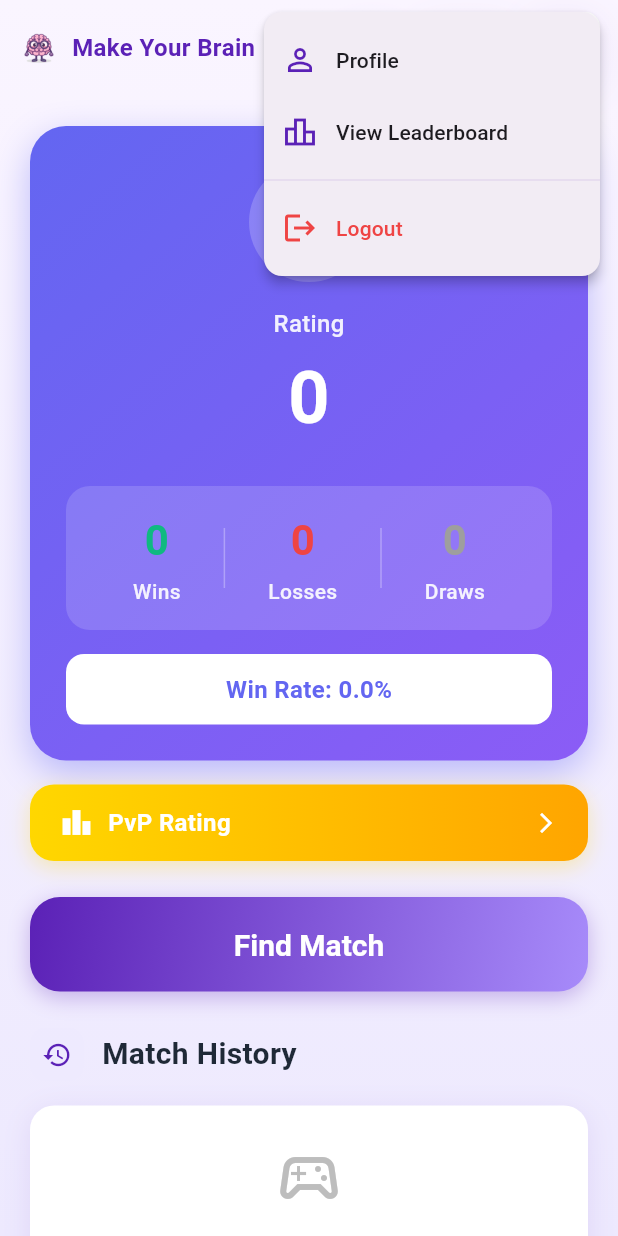
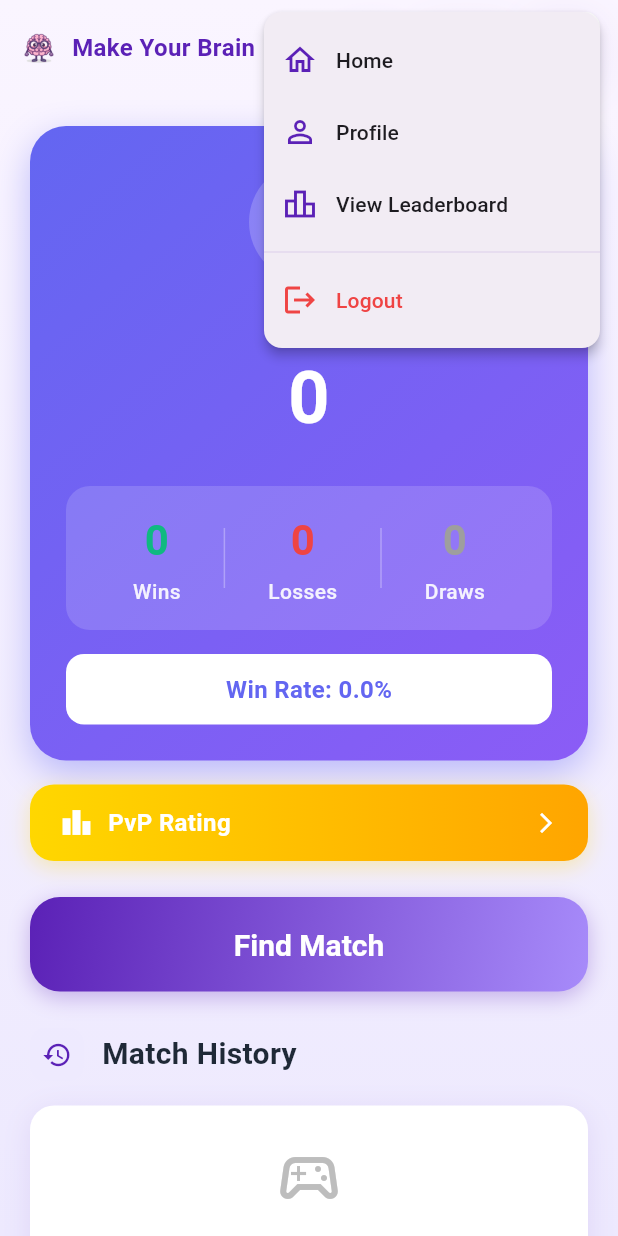
Before and after one commit to PatoucheH/MakeYourBrain, a Flutter app: the PvPMenuPage screen opened directly, after a tap on the "menu" icon, on a phone screen of 412 x 824 dp. Run offline on Flutter 3.47's test engine with Material 3 defaults, Android fonts, the phone set to English and light mode, and no system bars; our stand-ins replace shared_preferences, supabase_flutter; accounts and stored records are empty; network calls fail.

Commit message:
Add : Home on menu Fix : try to fix notification for PvP

```diff
--- a/flutter_app/lib/features/leaderboard/presentation/pages/leaderboard_page.dart
+++ b/flutter_app/lib/features/leaderboard/presentation/pages/leaderboard_page.dart
@@ -310,7 +310,7 @@ class _LeaderboardPageState extends State<LeaderboardPage>
           child: Column(
             children: [
               // Custom AppBar
-              const BrainAppBar(),
+              const BrainAppBar(currentPage: AppPage.leaderboard),
 
               // My Rank Card
               if (!isLoading && (myGlobalRank != null || myWeeklyRank != null || myThemeRank != null))
--- a/flutter_app/lib/features/profile/presentation/pages/profile_page.dart
+++ b/flutter_app/lib/features/profile/presentation/pages/profile_page.dart
@@ -152,7 +152,7 @@ class _ProfilePageState extends State<ProfilePage> {
         child: SafeArea(
           child: Column(
             children: [
-              const BrainAppBar(),
+              const BrainAppBar(currentPage: AppPage.profile),
               Expanded(
                 child: RefreshIndicator(
                   onRefresh: loadProfile,
--- a/flutter_app/lib/features/pvp/data/repositories/pvp_repository.dart
+++ b/flutter_app/lib/features/pvp/data/repositories/pvp_repository.dart
@@ -160,6 +160,7 @@ class PvPRepository {
   Future<List<PvPMatchModel>> getMyMatches(
     String userId, {
     int limit = 20,
+    int offset = 0,
   }) async {
     try {
       final response = await _supabase
@@ -167,7 +168,7 @@ class PvPRepository {
           .select()
           .or('player1_id.eq.$userId,player2_id.eq.$userId')
           .order('created_at', ascending: false)
-          .limit(limit);
+          .range(offset, offset + limit - 1);
 
       return (response as List)
           .map((json) => PvPMatchModel.fromJson(json))
--- a/flutter_app/lib/features/pvp/presentation/pages/pvp_menu_page.dart
+++ b/flutter_app/lib/features/pvp/presentation/pages/pvp_menu_page.dart
@@ -29,6 +29,9 @@ class _PvPMenuPageState extends State<PvPMenuPage> with RouteAware {
   int draws = 0;
   List<PvPMatchModel> matchHistory = [];
   List<PvPMatchModel> activeMatches = [];
+  bool _hasMoreHistory = true;
+  bool _isLoadingMore = false;
+  static const int _historyPageSize = 10;
 
   @override
   void initState() {
@@ -62,7 +65,7 @@ class _PvPMenuPageState extends State<PvPMenuPage> with RouteAware {
       // Load stats and match history in parallel
       final results = await Future.wait([
         _pvpRepo.getPlayerPvPStats(userId),
-        _pvpRepo.getMyMatches(userId, limit: 10),
+        _pvpRepo.getMyMatches(userId, limit: _historyPageSize),
         _pvpRepo.getActiveMatches(userId),
       ]);
 
@@ -77,12 +80,37 @@ class _PvPMenuPageState extends State<PvPMenuPage> with RouteAware {
         draws = stats['draws'] ?? 0;
         matchHistory = history;
         activeMatches = active;
+        _hasMoreHistory = history.length >= _historyPageSize;
         isLoading = false;
       });
     } catch (e) {
       debugPrint('Error loading PvP data: $e');
       setState(() => isLoading = false);
     }
+  }
+
+  Future<void> _loadMoreHistory() async {
+    if (_isLoadingMore || !_hasMoreHistory) return;
+    final userId = _authRepo.getCurrentUserId();
+    if (userId == null) return;
+
+    setState(() => _isLoadingMore = true);
+    try {
+      final moreMatches = await _pvpRepo.getMyMatches(
+        userId,
+        limit: _historyPageSize,
+        offset: matchHistory.length,
+      );
+      setState(() {
+        matchHistory.addAll(moreMatches);
+        _hasMoreHistory = moreMatches.length >= _historyPageSize;
+        _isLoadingMore = false;
+      });
+    } catch (e) {
+      debugPrint('Error loading more history: $e');
+      setState(() => _isLoadingMore = false);
+    }
+
   }
 
   int get totalGames => wins + losses + draws;
@@ -555,6 +583,23 @@ class _PvPMenuPageState extends State<PvPMenuPage> with RouteAware {
           _buildEmptyHistoryCard(l10n)
         else
           ...matchHistory.map((match) => _buildMatchHistoryItem(match, l10n)),
+
+        if (_hasMoreHistory && matchHistory.isNotEmpty)
+          Padding(
+            padding: const EdgeInsets.only(top: 12),
+            child: Center(
+              child: TextButton(
+                onPressed: _isLoadingMore ? null : _loadMoreHistory,
+                child: _isLoadingMore
+                    ? const SizedBox(
+                        width: 20,
+                        height: 20,
+                        child: CircularProgressIndicator(strokeWidth: 2),
+                      )
+                    : Text(l10n.loadMore),
+              ),
+            ),
+          ),
       ],
     );
   }
--- a/flutter_app/lib/features/quiz/presentation/pages/home_page.dart
+++ b/flutter_app/lib/features/quiz/presentation/pages/home_page.dart
@@ -223,7 +223,7 @@ class _HomePageState extends State<HomePage> {
           child: Column(
             children: [
               // Custom AppBar
-              const BrainAppBar(),
+              const BrainAppBar(currentPage: AppPage.home),
 
               // Content
               Expanded(
--- a/flutter_app/lib/l10n/app_en.arb
+++ b/flutter_app/lib/l10n/app_en.arb
@@ -229,5 +229,9 @@
   "youWon": "You won!",
   "youLost": "You lost!",
   "matchDrew": "It's a draw!",
-  "seeResults": "See results"
+  "seeResults": "See results",
+  "loadMore": "Load more",
+  "home": "Home",
+  "loadingQuestions": "Loading questions...",
+  "back": "Back"
 }
--- a/flutter_app/lib/l10n/app_fr.arb
+++ b/flutter_app/lib/l10n/app_fr.arb
@@ -201,5 +201,9 @@
   "youWon": "Vous avez gagné !",
   "youLost": "Vous avez perdu !",
   "matchDrew": "Match nul !",
-  "seeResults": "Voir les résultats"
+  "seeResults": "Voir les résultats",
+  "loadMore": "Charger plus",
+  "home": "Accueil",
+  "loadingQuestions": "Chargement des questions...",
+  "back": "Retour"
 }
--- a/flutter_app/lib/l10n/app_localizations.dart
+++ b/flutter_app/lib/l10n/app_localizations.dart
@@ -1159,6 +1159,30 @@ abstract class AppLocalizations {
   /// In en, this message translates to:
   /// **'See results'**
   String get seeResults;
+
+  /// No description provided for @loadMore.
+  ///
+  /// In en, this message translates to:
+  /// **'Load more'**
+  String get loadMore;
+
+  /// No description provided for @home.
+  ///
+  /// In en, this message translates to:
+  /// **'Home'**
+  String get home;
+
+  /// No description provided for @loadingQuestions.
+  ///
+  /// In en, this message translates to:
+  /// **'Loading questions...'**
+  String get loadingQuestions;
+
+  /// No description provided for @back.
+  ///
+  /// In en, this message translates to:
+  /// **'Back'**
+  String get back;
 }
 
 class _AppLocalizationsDelegate
--- a/flutter_app/lib/shared/widgets/brain_app_bar.dart
+++ b/flutter_app/lib/shared/widgets/brain_app_bar.dart
@@ -7,8 +7,12 @@ import '../../features/profile/presentation/pages/profile_page.dart';
 import '../../features/leaderboard/presentation/pages/leaderboard_page.dart';
 import '../../features/lives/presentation/widgets/lives_indicator.dart';
 
+enum AppPage { home, profile, leaderboard, other }
+
 class BrainAppBar extends StatefulWidget {
-  const BrainAppBar({super.key});
+  final AppPage currentPage;
+
+  const BrainAppBar({super.key, this.currentPage = AppPage.other});
 
   @override
   State<BrainAppBar> createState() => _BrainAppBarState();
@@ -139,7 +143,10 @@ class _BrainAppBarState extends State<BrainAppBar> {
                 borderRadius: BorderRadius.circular(12),
               ),
               onSelected: (value) async {
-                if (value == 'profile') {
+                if (value == 'home') {
+                  Navigator.of(context)
+                      .popUntil((route) => route.isFirst);
+                } else if (value == 'profile') {
                   await Navigator.push(
                     context,
                     MaterialPageRoute(
@@ -163,8 +170,25 @@ class _BrainAppBarState extends State<BrainAppBar> {
                   }
                 }
               },
-              itemBuilder: (context) => [
-                PopupMenuItem(
+              itemBuilder: (context) {
+                final items = <PopupMenuEntry<String>>[];
+
+                if (widget.currentPage != AppPage.home) {
+                  items.add(PopupMenuItem(
+                    value: 'home',
+                    child: Row(
+                      children: [
+                        const Icon(Icons.home_outlined,
+                            color: AppColors.brainPurple),
+                        const SizedBox(width: 12),
+                        Text(l10n.home),
+                      ],
+                    ),
+                  ));
+                }
+
+                if (widget.currentPage != AppPage.profile) {
+                  items.add(PopupMenuItem(
                     value: 'profile',
                     child: Row(
                       children: [
@@ -174,8 +198,11 @@ class _BrainAppBarState extends State<BrainAppBar> {
                         Text(l10n.profile),
                       ],
                     ),
-                ),
-                PopupMenuItem(
+                  ));
+                }
+
+                if (widget.currentPage != AppPage.leaderboard) {
+                  items.add(PopupMenuItem(
                     value: 'leaderboard',
                     child: Row(
                       children: [
@@ -185,9 +212,11 @@ class _BrainAppBarState extends State<BrainAppBar> {
                         Text(l10n.viewLeaderboard),
                       ],
                     ),
-                ),
-                const PopupMenuDivider(),
-                PopupMenuItem(
+                  ));
+                }
+
+                items.add(const PopupMenuDivider());
+                items.add(PopupMenuItem(
                   value: 'logout',
                   child: Row(
                     children: [
@@ -197,8 +226,10 @@ class _BrainAppBarState extends State<BrainAppBar> {
                           style: const TextStyle(color: AppColors.error)),
                     ],
                   ),
-                ),
-              ],
+                ));
+
+                return items;
+              },
             ),
           ),
         ],
```
Also changed, not shown: flutter_app/lib/features/pvp/data/providers/pvp_provider.dart (+71 -23 lines), flutter_app/lib/features/pvp/presentation/pages/pvp_game_page.dart (+6 -6 lines), flutter_app/lib/features/pvp/presentation/widgets/matchmaking_overlay.dart (+11 -1 lines), flutter_app/lib/l10n/app_localizations_en.dart (+12 -0 lines), flutter_app/lib/l10n/app_localizations_fr.dart (+12 -0 lines). Lines whose indentation alone changed are shown as unchanged.
